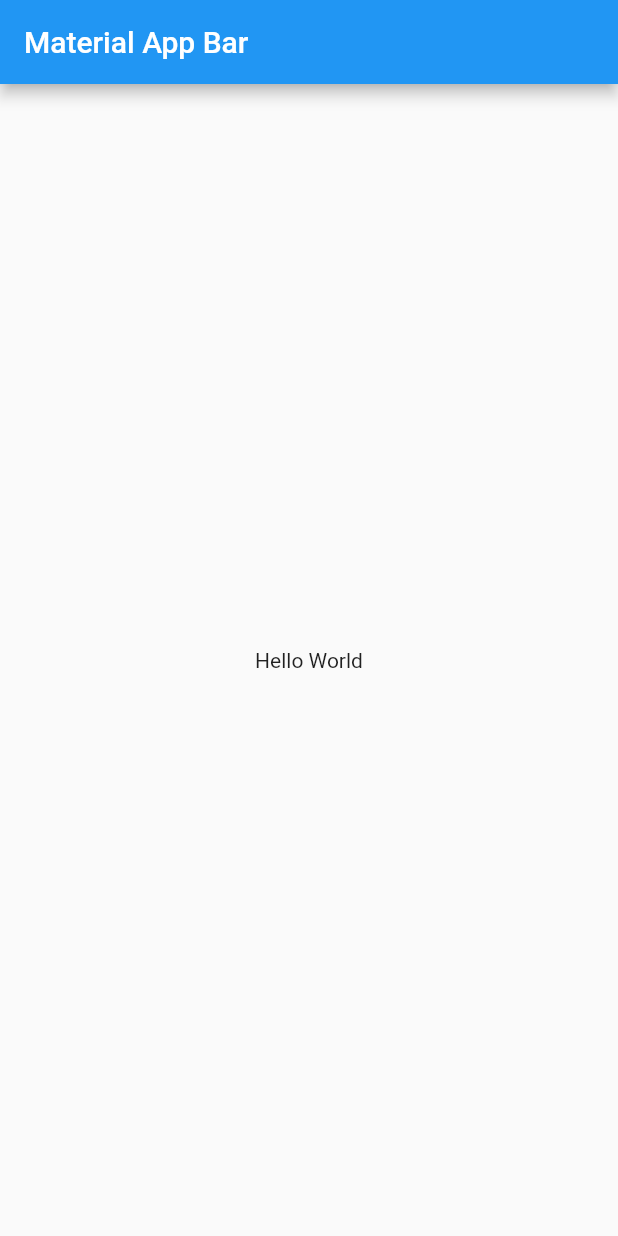
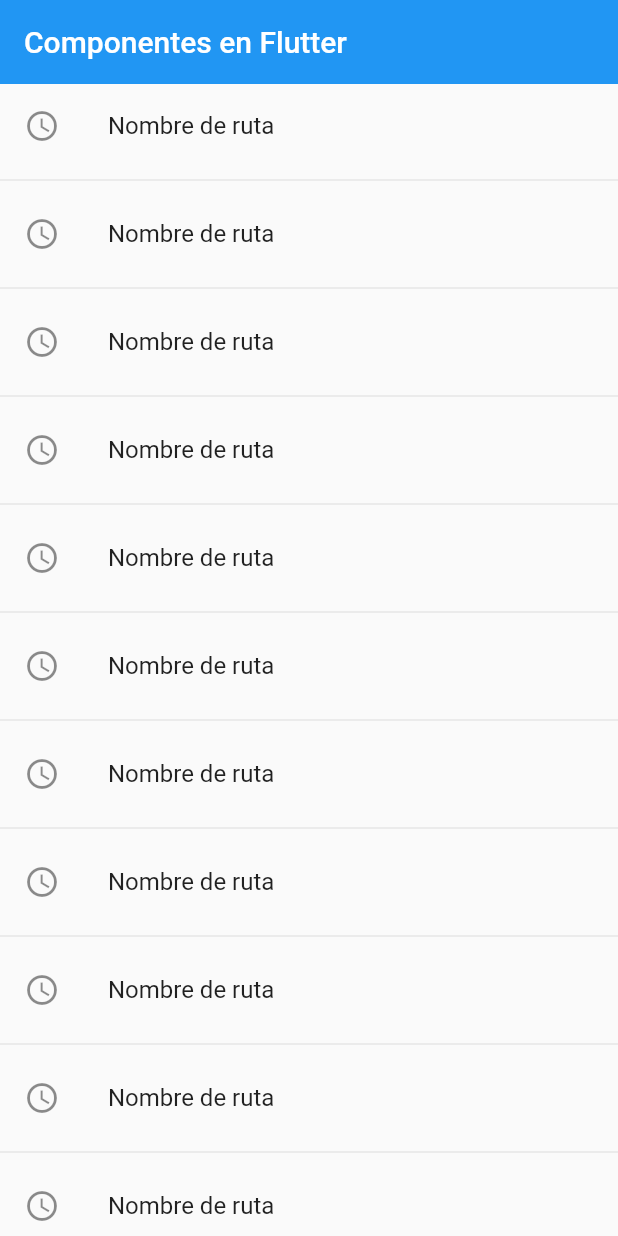
Before and after one commit to manuelCespOs/fl_components, a Flutter app: the screen it shows after launch, on a phone screen of 412 x 824 dp. Run offline on Flutter 3.47's test engine with Material 2 defaults, Android fonts, the phone set to English and light mode, and no system bars.

Commit message:
Starting with Home page

```diff
--- a/lib/main.dart
+++ b/lib/main.dart
@@ -1,4 +1,6 @@
 import 'package:flutter/material.dart';
+
+import 'package:fl_components/screens/screens.dart';
 
 void main() => runApp(const MyApp());
 
@@ -9,14 +11,20 @@ class MyApp extends StatelessWidget {
   Widget build(BuildContext context) {
     return MaterialApp(
       title: 'Material App',
-      home: Scaffold(
-        appBar: AppBar(
-          title: const Text('Material App Bar'),
-        ),
-        body: const Center(
-          child: Text('Hello World'),
-        ),
-      ),
+      home: const CardScreen(),
+      initialRoute: 'home',
+      routes: {
+        'home': (context) => const HomeScreen(),
+        'listview1': (context) => const ListView1Screen(),
+        'listview2': (context) => const ListView2Screen(),
+        'alert': (context) => const AlertScreen(),
+        'card': (context) => const CardScreen(),
+      },
+      onGenerateRoute: (settings) {
+        return MaterialPageRoute(
+          builder: (context) => const AlertScreen(),
+        );
+      },
     );
   }
 }
--- /dev/null
+++ b/lib/screens/home_screen.dart
@@ -0,0 +1,30 @@
+import 'package:fl_components/screens/screens.dart';
+import 'package:flutter/material.dart';
+
+class HomeScreen extends StatelessWidget {
+
+  const HomeScreen({Key? key}) : super(key: key);
+
+  @override
+  Widget build(BuildContext context) {
+    return  Scaffold(
+      appBar: AppBar(
+        title: const Text('Componentes en Flutter'),
+        elevation: 0,
+      ),
+      body: ListView.separated(
+        itemBuilder: (context, index) => ListTile(
+          leading: const Icon(Icons.access_time_outlined),
+          title: const Text("Nombre de ruta"),
+          onTap: () {
+            //final route = MaterialPageRoute(builder: (context) => const ListView1Screen() );
+            //Navigator.push(context, route);
+            Navigator.pushNamed(context, 'card2');
+          },
+        ),
+        separatorBuilder: (_, __) => const Divider(),
+        itemCount: 100
+      ),
+    );
+  }
+}
--- /dev/null
+++ b/lib/screens/screens.dart
@@ -0,0 +1,5 @@
+export 'package:fl_components/screens/home_screen.dart';
+export 'package:fl_components/screens/alert_screen.dart';
+export 'package:fl_components/screens/card_screen.dart';
+export 'package:fl_components/screens/listview1_screen.dart';
+export 'package:fl_components/screens/listview2_screen.dart';
```
Also changed, not shown: lib/screens/alert_screen.dart (added, +15 -0 lines), lib/screens/card_screen.dart (added, +15 -0 lines), lib/screens/listview1_screen.dart (added, +30 -0 lines), lib/screens/listview2_screen.dart (added, +31 -0 lines).
